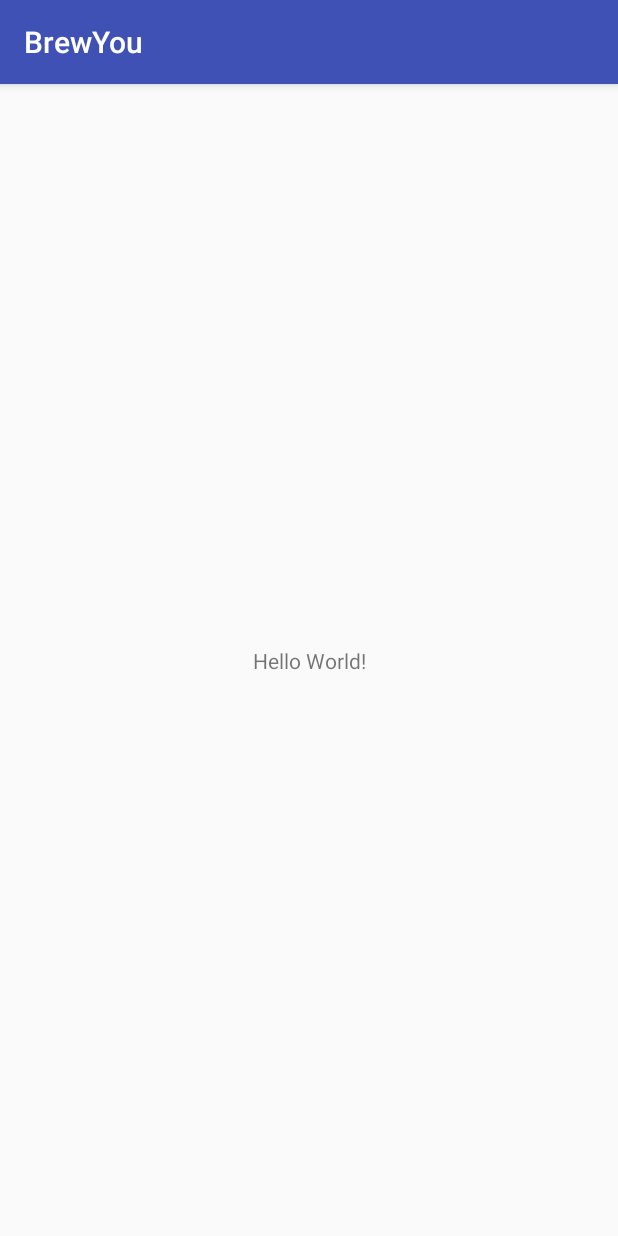
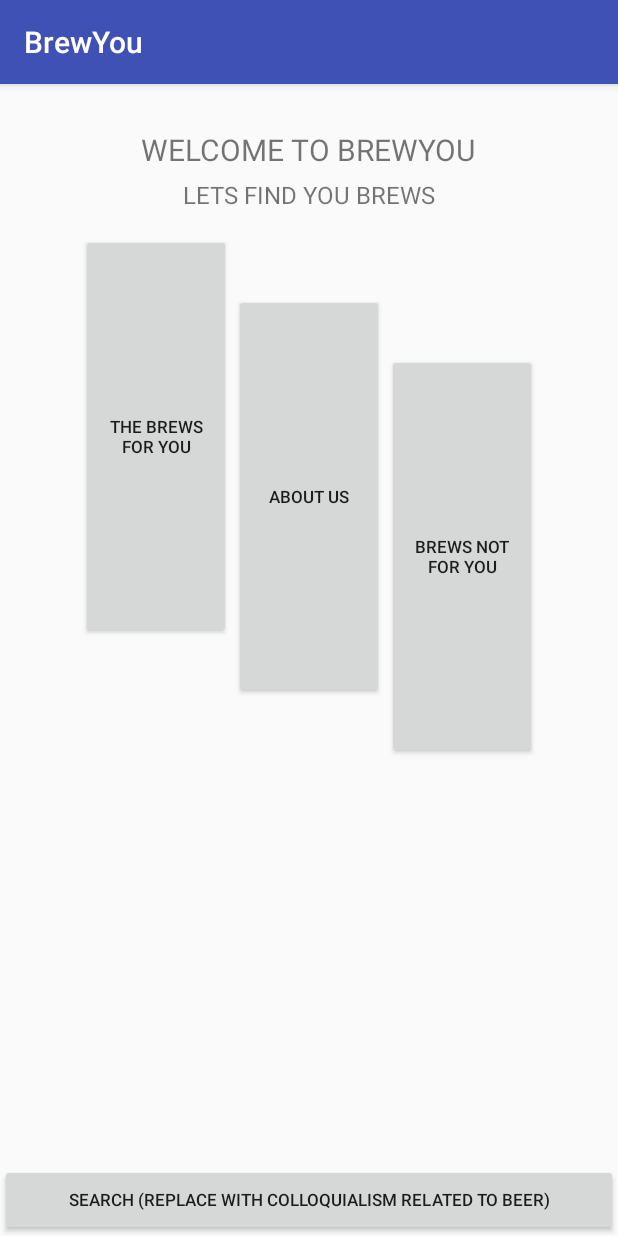
Before and after one commit to BurtonArlen/BrewYou, an Android app: the screen it shows after launch (MainActivity), on a phone screen of 412 x 824 dp. Run offline under Robolectric (Android 15) with nearby library versions, the phone set to English and light mode, and no system bars.

Commit message:
basic main activity layout selected

```diff
--- a/app/src/main/res/layout/activity_main.xml
+++ b/app/src/main/res/layout/activity_main.xml
@@ -1,18 +1,70 @@
 <?xml version="1.0" encoding="utf-8"?>
-<android.support.constraint.ConstraintLayout xmlns:android="http://schemas.android.com/apk/res/android"
+<RelativeLayout
     xmlns:app="http://schemas.android.com/apk/res-auto"
     xmlns:tools="http://schemas.android.com/tools"
+    xmlns:android="http://schemas.android.com/apk/res/android"
     android:layout_width="match_parent"
     android:layout_height="match_parent"
     tools:context="com.burton.arlen.brewyou.MainActivity">
 
     <TextView
+        android:id="@+id/welcomeText"
         android:layout_width="wrap_content"
         android:layout_height="wrap_content"
-        android:text="Hello World!"
-        app:layout_constraintBottom_toBottomOf="parent"
-        app:layout_constraintLeft_toLeftOf="parent"
-        app:layout_constraintRight_toRightOf="parent"
-        app:layout_constraintTop_toTopOf="parent" />
+        android:text="Welcome to BrewYou"
+        android:layout_marginTop="30dp"
+        android:textAllCaps="true"
+        android:textSize="20sp"
+        android:layout_alignParentTop="true"
+        android:layout_centerHorizontal="true" />
+    <TextView
+        android:layout_below="@+id/welcomeText"
+        android:id="@+id/taglineText"
+        android:layout_width="wrap_content"
+        android:layout_height="wrap_content"
+        android:text="Lets Find You Brews"
+        android:layout_centerHorizontal="true"
+        android:textAllCaps="true"
+        android:layout_marginTop="5sp"
+        android:textSize="16sp"
+        />
+    <Button
+        android:id="@+id/aboutPageButton"
+        android:layout_width="100sp"
+        android:layout_height="270sp"
+        android:text="About Us"
+        android:textSize="11sp"
+        android:layout_centerHorizontal="true"
+        android:layout_marginTop="140sp"/>
+    <Button
+        android:id="@+id/youBrewPageButton"
+        android:layout_width="100sp"
+        android:layout_height="270sp"
+        android:text="The Brews For You"
+        android:textSize="11sp"
+        android:layout_marginLeft="-102sp"
+        android:layout_alignLeft="@+id/aboutPageButton"
+        android:layout_marginTop="100sp"
+        />
+    <Button
+        android:id="@+id/notYouBrewPageButton"
+        android:layout_width="100sp"
+        android:layout_height="270sp"
+        android:text="Brews Not For you"
+        android:textSize="11sp"
+        android:layout_marginLeft="102sp"
+        android:layout_alignLeft="@+id/aboutPageButton"
+        android:layout_marginTop="180sp"
+        />
 
-</android.support.constraint.ConstraintLayout>
+    <Button
+        android:id="@+id/searchBeerButton"
+        android:layout_width="match_parent"
+        android:layout_height="wrap_content"
+        android:layout_alignParentBottom="true"
+        android:layout_alignParentLeft="true"
+        android:layout_alignParentStart="true"
+        android:text="Search (replace with colloquialism related to beer)"
+        android:textSize="11sp"/>
+
+</RelativeLayout>
```
